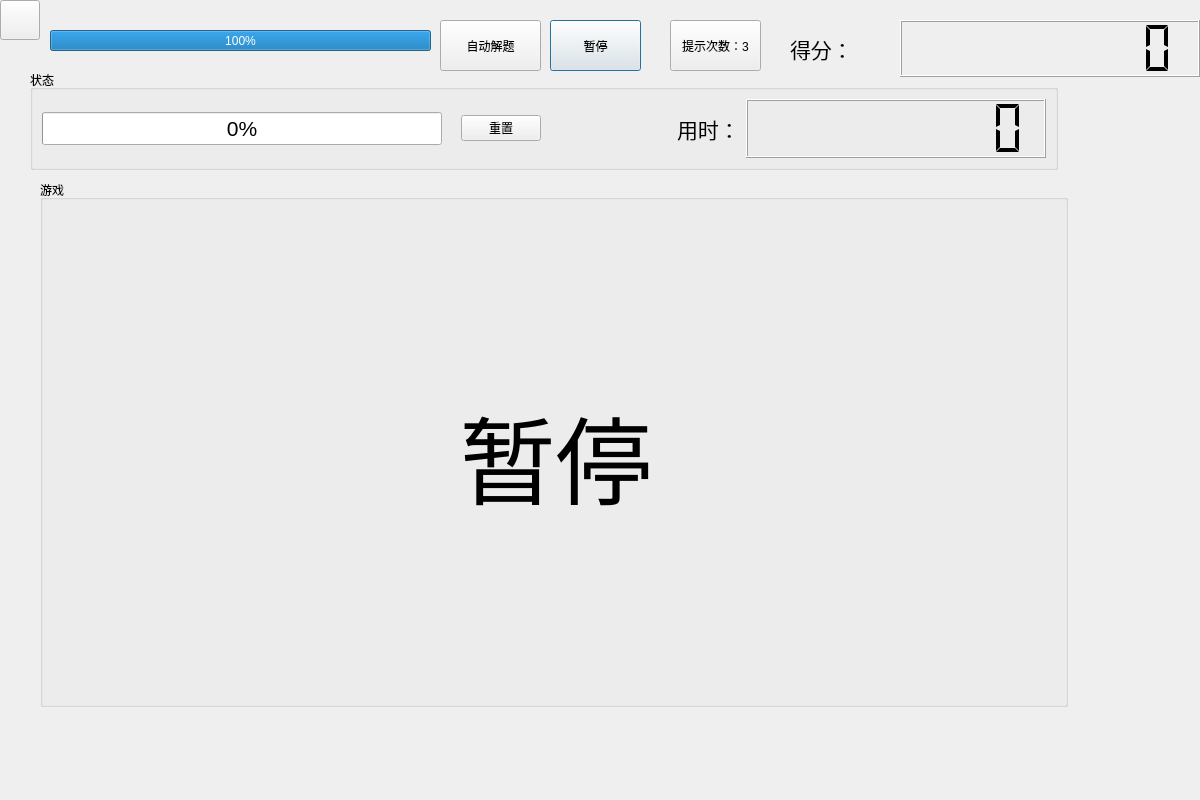
First picture: the form in play.ui, repository YTGhost/LLK, before the edit.
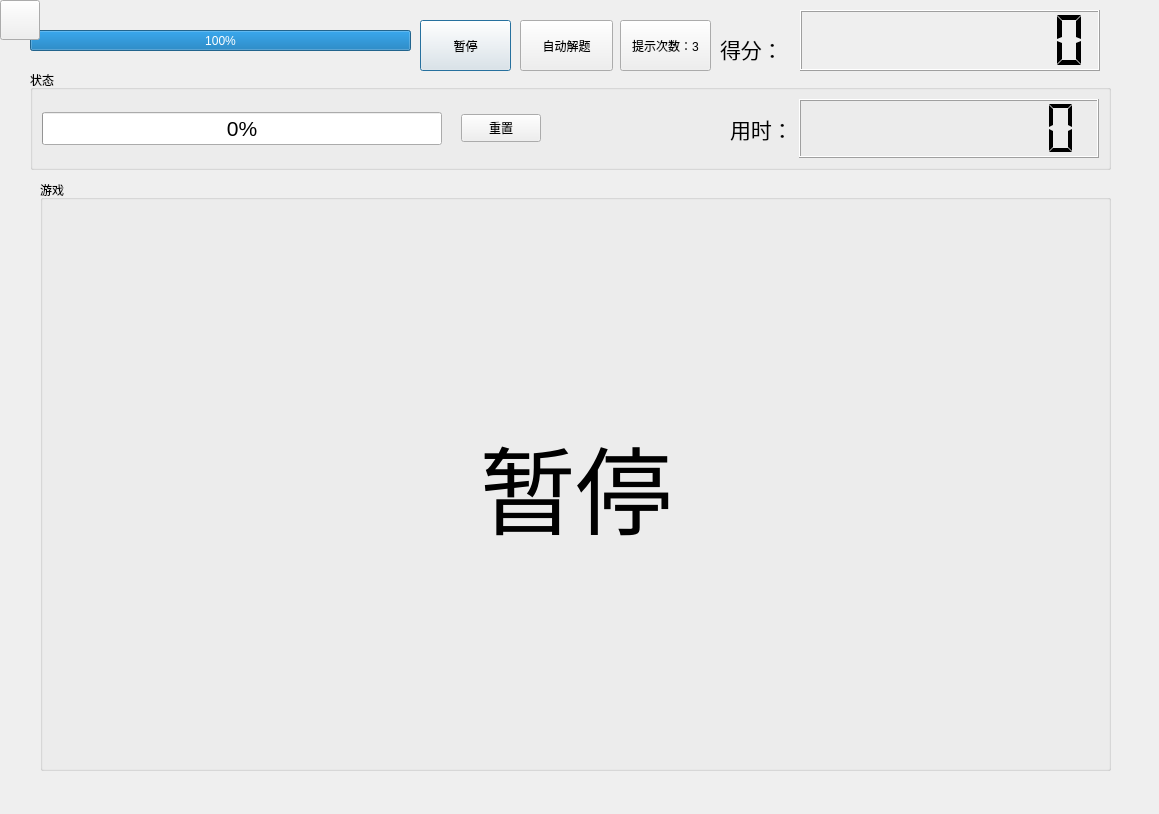
Second picture: the form after the edit. Icons and pictures are not drawn.

```diff
--- a/play.ui
+++ b/play.ui
@@ -6,8 +6,8 @@
    <rect>
     <x>0</x>
     <y>0</y>
-    <width>1200</width>
-    <height>800</height>
+    <width>1159</width>
+    <height>814</height>
    </rect>
   </property>
   <property name="windowTitle">
@@ -16,7 +16,7 @@
   <widget class="QProgressBar" name="timeBar">
    <property name="geometry">
     <rect>
-     <x>50</x>
+     <x>30</x>
      <y>30</y>
      <width>381</width>
      <height>21</height>
@@ -29,7 +29,7 @@
   <widget class="QPushButton" name="pauseBtn">
    <property name="geometry">
     <rect>
-     <x>550</x>
+     <x>420</x>
      <y>20</y>
      <width>91</width>
      <height>51</height>
@@ -44,7 +44,7 @@
     <rect>
      <x>30</x>
      <y>70</y>
-     <width>1028</width>
+     <width>1081</width>
      <height>100</height>
     </rect>
    </property>
@@ -93,9 +93,21 @@
       </item>
       <item>
        <widget class="QPushButton" name="resetBtn">
+        <property name="minimumSize">
+         <size>
+          <width>0</width>
+          <height>28</height>
+         </size>
+        </property>
         <property name="text">
          <string>重置</string>
         </property>
+        <property name="iconSize">
+         <size>
+          <width>16</width>
+          <height>16</height>
+         </size>
+        </property>
        </widget>
       </item>
       <item>
@@ -153,8 +165,8 @@
     <rect>
      <x>40</x>
      <y>180</y>
-     <width>1028</width>
-     <height>527</height>
+     <width>1071</width>
+     <height>591</height>
     </rect>
    </property>
    <property name="title">
@@ -229,7 +241,7 @@
   <widget class="QPushButton" name="remind">
    <property name="geometry">
     <rect>
-     <x>670</x>
+     <x>620</x>
      <y>20</y>
      <width>91</width>
      <height>51</height>
@@ -242,7 +254,7 @@
   <widget class="QLabel" name="label_3">
    <property name="geometry">
     <rect>
-     <x>790</x>
+     <x>720</x>
      <y>20</y>
      <width>63</width>
      <height>57</height>
@@ -260,10 +272,10 @@
   <widget class="QLCDNumber" name="lcdNumber_2">
    <property name="geometry">
     <rect>
-     <x>900</x>
-     <y>20</y>
+     <x>800</x>
+     <y>10</y>
      <width>300</width>
-     <height>57</height>
+     <height>61</height>
     </rect>
    </property>
    <property name="minimumSize">
@@ -284,26 +296,13 @@
     <enum>QLCDNumber::Flat</enum>
    </property>
   </widget>
-  <widget class="QPushButton" name="solveBtn">
-   <property name="geometry">
-    <rect>
-     <x>440</x>
-     <y>20</y>
-     <width>101</width>
-     <height>51</height>
-    </rect>
-   </property>
-   <property name="text">
-    <string>自动解题</string>
-   </property>
-  </widget>
   <widget class="QLabel" name="label">
    <property name="geometry">
     <rect>
      <x>40</x>
      <y>200</y>
-     <width>1031</width>
-     <height>511</height>
+     <width>1071</width>
+     <height>571</height>
     </rect>
    </property>
    <property name="font">
@@ -339,6 +338,19 @@
     <string/>
    </property>
   </widget>
+  <widget class="QPushButton" name="solveBtn">
+   <property name="geometry">
+    <rect>
+     <x>520</x>
+     <y>20</y>
+     <width>93</width>
+     <height>51</height>
+    </rect>
+   </property>
+   <property name="text">
+    <string>自动解题</string>
+   </property>
+  </widget>
  </widget>
  <resources/>
  <connections/>
```
